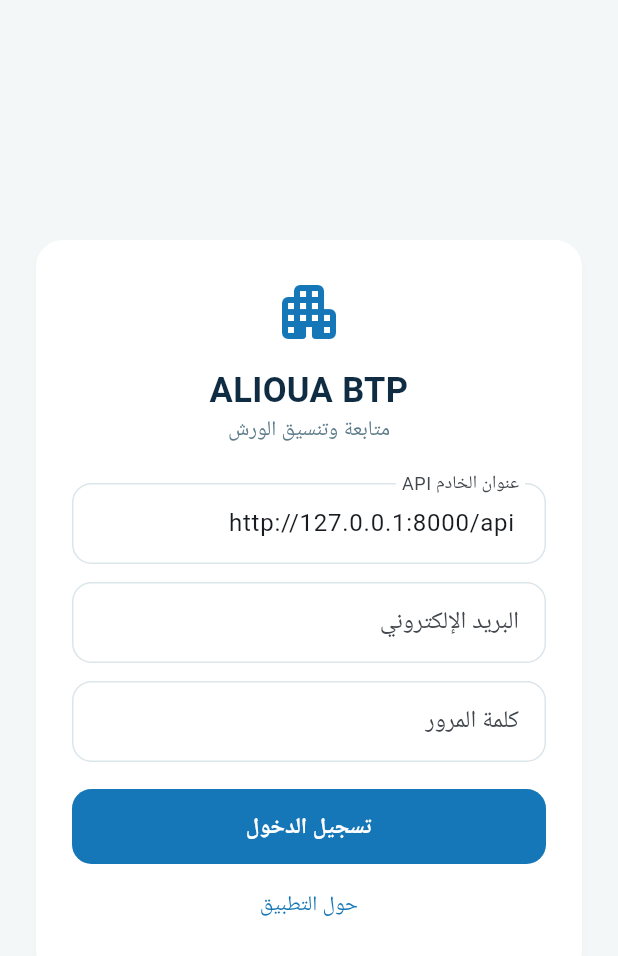
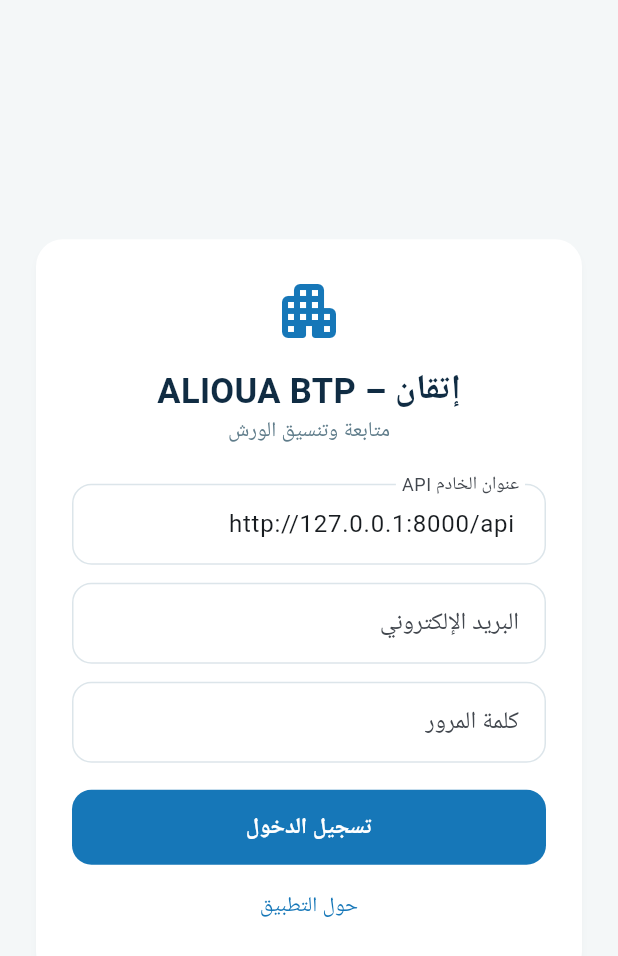
Before and after one commit to aliouabtp-app/ALIOUA-BTP-SUIVI-CORDINATION, a Flutter app: the screen it shows after launch, on a phone screen of 412 x 824 dp. Shown: the top 956 px of the screen. Run offline on Flutter 3.47's test engine with Material 3 defaults, Android fonts, the phone set to English and light mode, and no system bars; our stand-ins replace connectivity_plus, flutter_secure_storage, image_picker, package_info_plus, shared_preferences, sqflite; missing offline and left inert: mobile_scanner; accounts and stored records are empty.

Commit message:
Apply Itqan brand identity in Flutter app

```diff
--- a/mobile/lib/main.dart
+++ b/mobile/lib/main.dart
@@ -97,7 +97,7 @@ class _AliouaAppState extends State<AliouaApp> {
   }
   @override Widget build(BuildContext context) => MaterialApp(
     builder: (context, child) => Directionality(textDirection: TextDirection.rtl, child: child ?? const SizedBox.shrink()),
-    debugShowCheckedModeBanner: false, title: 'ALIOUA BTP',
+    debugShowCheckedModeBanner: false, title: 'إتقان – ALIOUA BTP',
     theme: ThemeData(
       useMaterial3: true,
       scaffoldBackgroundColor: cream,
@@ -170,7 +170,7 @@ class _LoginPageState extends State<LoginPage> {
     padding: const EdgeInsets.all(24), child: Card(elevation: 2, child: Padding(padding: const EdgeInsets.all(24),
       child: Column(mainAxisSize: MainAxisSize.min, children: [
         const Icon(Icons.apartment_rounded, size: 48, color: teal),
-        const SizedBox(height: 12), const Text('ALIOUA BTP', style: TextStyle(fontSize: 23,fontWeight: FontWeight.bold,color: navy)),
+        const SizedBox(height: 12), const Text('إتقان – ALIOUA BTP', style: TextStyle(fontSize: 23,fontWeight: FontWeight.bold,color: navy)),
         const Text('متابعة وتنسيق الورش', style: TextStyle(color: Colors.blueGrey)),
         const SizedBox(height: 24),
         TextField(controller: server, keyboardType: TextInputType.url, decoration: const InputDecoration(labelText:'عنوان الخادم API',hintText:'http://192.168.1.10:8000/api',border:OutlineInputBorder())),
@@ -612,7 +612,7 @@ class _AboutPageState extends State<AboutPage> {
     setState(() { appVersion = '${info.version} (${info.buildNumber})'; online = reached; loading = false; });
   }
   String _summary() => [
-    'ALIOUA BTP',
+    'إتقان – ALIOUA BTP',
     'التطبيق: $appVersion',
     'commit التطبيق: ${_shortCommit(appCommit)}',
     'API: $apiBase',
```
